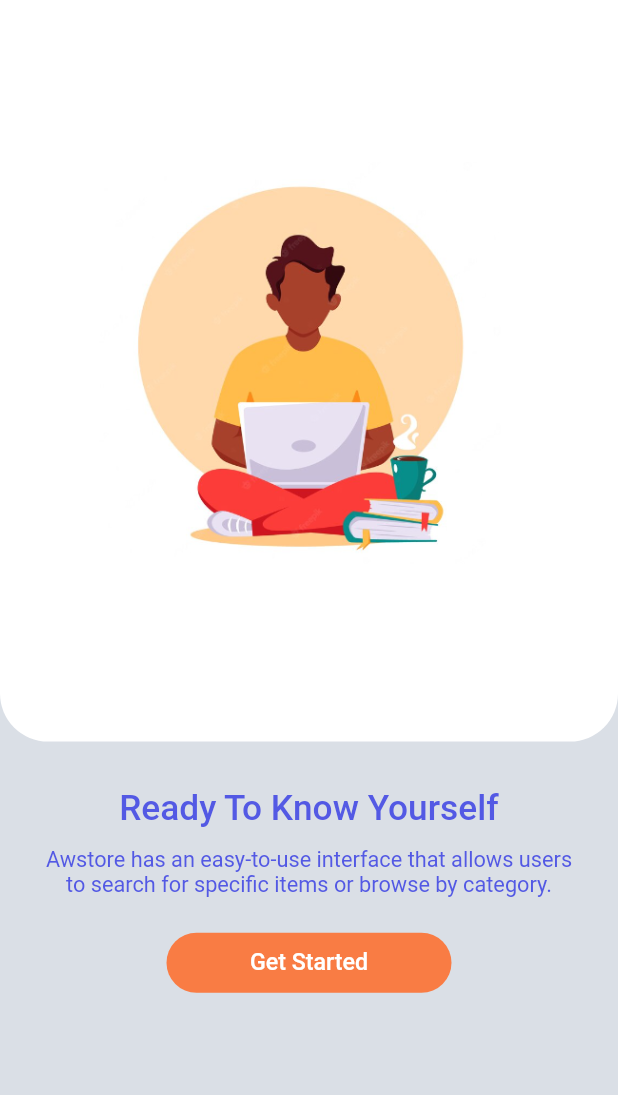
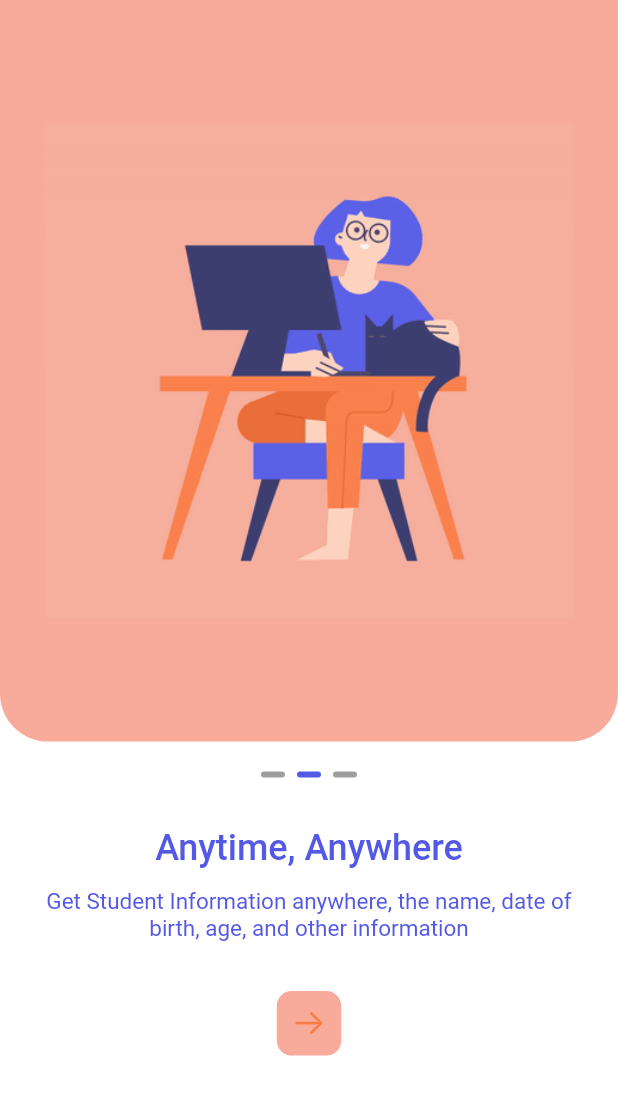
Before and after one commit to ericatsu/student_frontend, a Flutter app: the screen it shows after launch, after a tap on an icon or button, on a phone screen of 412 x 824 dp. Shown: the top 1095 px of the screen. Run offline on Flutter 3.47's test engine with Material 2 defaults, Android fonts, the phone set to English and light mode, and no system bars; drawn by our look-alikes of smooth_page_indicator; our stand-ins replace get.

Commit message:
✅ onboard

```diff
--- a/lib/screens/onboarding/data.dart
+++ b/lib/screens/onboarding/data.dart
@@ -12,15 +12,15 @@
       pngimg: Images.group,
       title: 'Welcome to StudentInfo',
       desc:
-          "The ultimate destination for buying and selling digital arts and books."),
+          "The ultimate destination for all students informations and create new students."),
   OnBoardData(
       pngimg: Images.study,
       title: 'Anytime, Anywhere',
       desc:
-          "The app offers a wide selection of digital arts and books, including paintings, photographs, ebooks,"),
+          "Get Student Information anywhere, the name, date of birth, age, and other information"),
   OnBoardData(
       pngimg: Images.online,
       title: 'Ready To Know Yourself',
       desc:
-          "Awstore has an easy-to-use interface that allows users to search for specific items or browse by category."),
+          "StudIngo has an easy-to-use interface that allows users to search for specific students or browse students."),
 ];
--- a/lib/screens/onboarding/onboard_screen.dart
+++ b/lib/screens/onboarding/onboard_screen.dart
@@ -32,10 +32,10 @@
     final double height = MediaQuery.of(context).size.height;
     final double width = MediaQuery.of(context).size.width;
     return Scaffold(
-        body: Container(
+      body: Container(
       height: height,
       width: width,
-      color: currentIndex == 1 ? Palette.white : Palette.backgrey,
+      color: currentIndex == 1 ? Palette.white : const Color.fromARGB(255, 220, 223, 228),
       child: PageView.builder(
           controller: _controller,
           physics: const BouncingScrollPhysics(),
@@ -50,9 +50,11 @@
             return Column(
               children: [
                 Container(
-                  decoration: const BoxDecoration(
-                    color: Palette.white,
-                    borderRadius: BorderRadius.only(
+                  decoration:  BoxDecoration(
+                    color: currentIndex == 1
+                        ? Palette.light
+                        : Palette.white,
+                    borderRadius: const BorderRadius.only(
                       bottomLeft: Radius.circular(32),
                       bottomRight: Radius.circular(32),
                     ),
@@ -69,10 +71,25 @@
                   color: Colors.transparent,
                   child: Padding(
                     padding: const EdgeInsets.symmetric(
-                        vertical: 30, horizontal: 30),
+                        vertical: 20, horizontal: 30),
                     child: Column(
                       crossAxisAlignment: CrossAxisAlignment.center,
                       children: [
+                        SmoothPageIndicator(
+                          controller: _controller,
+                          count: 3,
+                          effect:  WormEffect(
+                            dotHeight: 4,
+                            dotWidth: 16,
+                            activeDotColor: currentIndex == 0
+                                ? Colors.green
+                                : Palette.secondary,
+                            type: WormType.thin,
+                          ),
+                        ),
+                        SizedBox(
+                          height: height * 0.04,
+                        ),
                         Text(
                           ondata[index].title,
                           style: TextStyle(
@@ -80,7 +97,7 @@
                               color: currentIndex == 0
                                   ? Colors.green
                                   : Palette.secondary,
-                              fontSize: 23.5),
+                              fontSize: 24),
                         ),
                         SizedBox(
                           height: height * 0.015,
@@ -93,10 +110,10 @@
                               color: currentIndex == 0
                                   ? Colors.green
                                   : Palette.secondary,
-                              fontSize: 14.5),
+                              fontSize: 15),
                         ),
                         SizedBox(
-                          height: height * 0.028,
+                          height: height * 0.040,
                         ),
                         onLastPage
                             ? GetStartedButton(
@@ -104,16 +121,19 @@
                                   Get.to(() => const HomePage());
                                 },
                               )
-                            : Row(
-                                mainAxisAlignment: MainAxisAlignment.center,
-                                children: [
-                                  ForwardButton(
-                                    onPressed: () {
-                                      _controller.jumpToPage(3);
-                                    },
-                                  ),
-                                ],
-                              ),
+                            : ForwardButton(
+                              onPressed: () {
+                                _controller.nextPage(
+                                      duration: const Duration(milliseconds: 400),
+                                      curve: Curves.easeIn);
+                              },
+                              backgroundColor: currentIndex == 0
+                                  ? const Color.fromARGB(255, 153, 255, 157)
+                                  : Palette.light,
+                              iconColor: currentIndex == 0
+                                  ? Colors.green
+                                  : Palette.primary,
+                            ),
                       ],
                     ),
                   ),
--- a/lib/screens/onboarding/widgets/forward_button.dart
+++ b/lib/screens/onboarding/widgets/forward_button.dart
@@ -3,33 +3,37 @@
 import 'package:student_frontend/shared/exports.dart';
 
 class ForwardButton extends StatelessWidget {
+  final Color backgroundColor;
+  final Color iconColor;
   final VoidCallback onPressed;
 
   const ForwardButton({
     super.key,
     required this.onPressed,
+    required this.backgroundColor,
+    required this.iconColor,
   });
 
   @override
   Widget build(BuildContext context) {
     return Container(
-      height: 50,
-      width: 50,
+      height: 43,
+      width: 43,
       decoration: BoxDecoration(
         borderRadius: BorderRadius.circular(10),
-        color: Palette.light,
-        border: Border.all(color: Palette.light),
+        color: backgroundColor,
+        border: Border.all(color: Colors.transparent),
       ),
       child: InkWell(
         onTap: onPressed,
-        child: const Align(
+        child: Align(
           alignment: Alignment.center,
           child: Padding(
-            padding: EdgeInsets.all(8),
+            padding: const EdgeInsets.all(8),
             child: Icon(
               CupertinoIcons.arrow_right,
-              color: Palette.primary,
-              size: 28,
+              color: iconColor,
+              size: 23,
             ),
           ),
         ),
--- a/lib/screens/onboarding/widgets/getstarted_button.dart
+++ b/lib/screens/onboarding/widgets/getstarted_button.dart
@@ -18,7 +18,7 @@
         width: 190,
         decoration: BoxDecoration(
           borderRadius: BorderRadius.circular(20),
-          color: Palette.primary,
+          color: Palette.secondary,
           border: Border.all(color: Colors.transparent),
         ),
         child: const Center(
--- a/lib/shared/exports.dart
+++ b/lib/shared/exports.dart
@@ -1,5 +1,6 @@
 //pub
 export 'package:get/get.dart';
+export 'package:smooth_page_indicator/smooth_page_indicator.dart';
 
 //utils
 export 'package:student_frontend/shared/constants.dart';
--- a/pubspec.yaml
+++ b/pubspec.yaml
@@ -19,6 +19,8 @@
 
   cupertino_icons: ^1.0.2
   get: ^4.6.5
+  smooth_page_indicator: ^1.1.0
+
 
 dev_dependencies:
   flutter_test:
```
Also changed, not shown: pubspec.lock.
